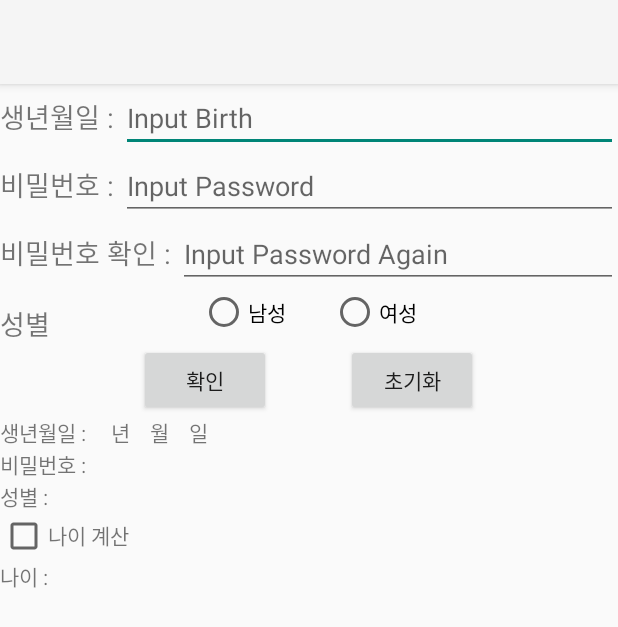
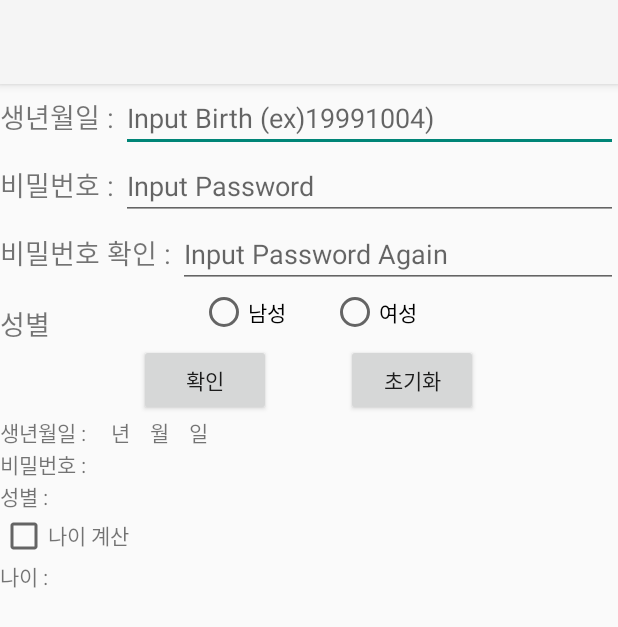
Before and after one commit to Hod0ri/2021-Programming-Study, an Android app: the Test1Activity screen opened directly, with no data from a screen before it, on a phone screen of 412 x 824 dp. Shown: the top 627 px of the screen. Run offline under Robolectric (Android 15) with nearby library versions, the phone set to English and light mode, and no system bars.

Commit message:
[ Android ] - MidTerm Review (UX Add)

```diff
--- a/College-Lecture/Android/MidTerm_Review/app/src/main/res/layout/activity_test1.xml
+++ b/College-Lecture/Android/MidTerm_Review/app/src/main/res/layout/activity_test1.xml
@@ -22,7 +22,7 @@
             android:id="@+id/edt_birth"
             android:layout_width="match_parent"
             android:layout_height="wrap_content"
-            android:hint="Input Birth"
+            android:hint="Input Birth (ex)19991004)"
             />
 
     </LinearLayout>
```
